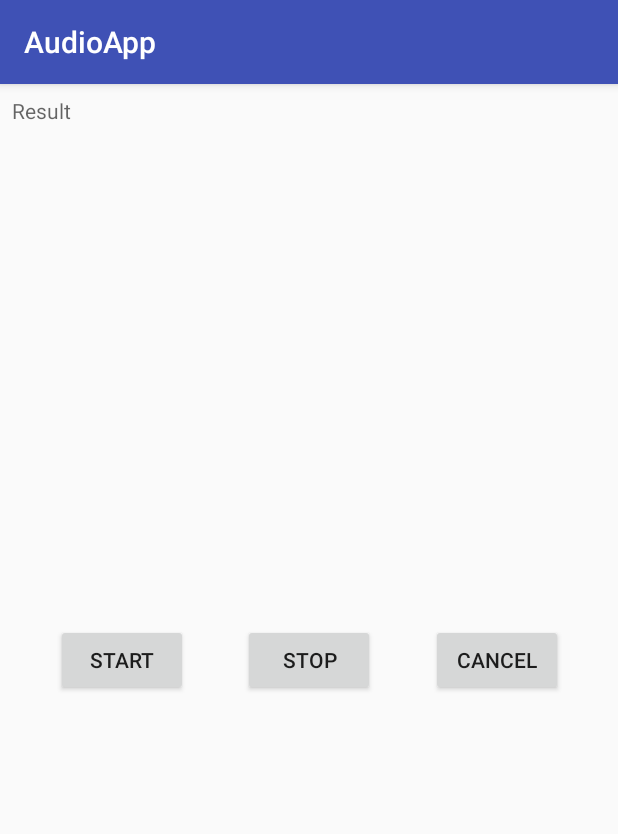
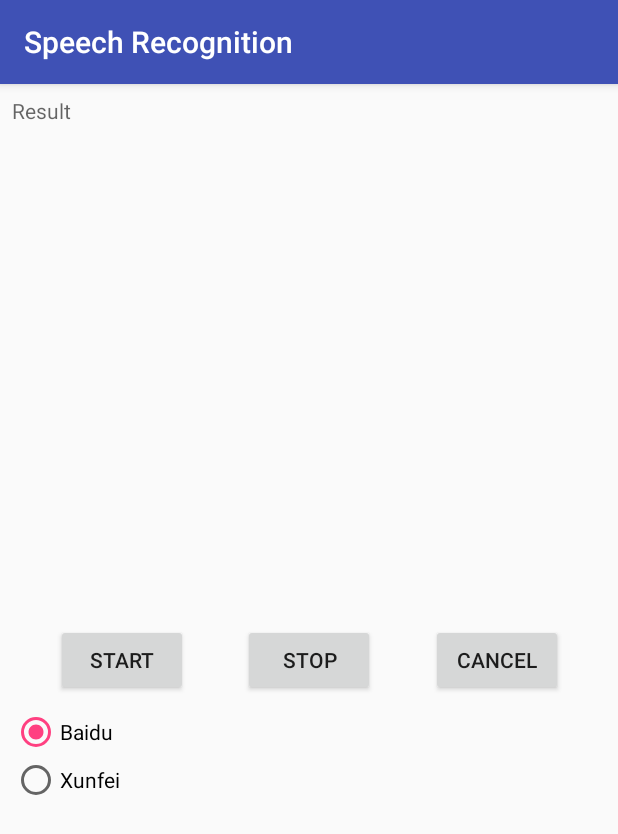
Before and after one commit to duanhong169/AudioMachine, an Android app: the SpeechRecognitionActivity screen opened directly, with no data from a screen before it, on a phone screen of 412 x 824 dp. Shown: the top 834 px of the screen. Run offline under Robolectric (Android 15) with nearby library versions, the phone set to English and light mode, and no system bars; our stand-ins replace ButterKnife, Timber; libraries missing offline, so code that uses them is left out: com.jakewharton.rxbinding2, com.tbruyelle.rxpermissions2; 2 statements that could not run were skipped.

Commit message:
Use Baidu REST API to implement speech recognition http://yuyin.baidu.com/docs/asr/55

```diff
--- a/app/src/main/java/top/defaults/audioapp/PcmRecordActivity.java
+++ b/app/src/main/java/top/defaults/audioapp/PcmRecordActivity.java
@@ -47,6 +47,7 @@ public class PcmRecordActivity extends AppCompatActivity {
         super.onCreate(savedInstanceState);
         setContentView(R.layout.activity_audio);
         ButterKnife.bind(this);
+        setTitle(R.string.pcm_recorder);
 
         rxPermissions = new RxPermissions(this);
         RxView.clicks(findViewById(R.id.start))
--- a/app/src/main/java/top/defaults/audioapp/SpeechRecognitionActivity.java
+++ b/app/src/main/java/top/defaults/audioapp/SpeechRecognitionActivity.java
@@ -5,6 +5,8 @@ import android.annotation.SuppressLint;
 import android.os.Bundle;
 import android.os.Environment;
 import android.support.v7.app.AppCompatActivity;
+import android.view.View;
+import android.widget.RadioGroup;
 import android.widget.TextView;
 import android.widget.Toast;
 
@@ -18,6 +20,7 @@ import butterknife.BindView;
 import butterknife.ButterKnife;
 import butterknife.OnClick;
 import timber.log.Timber;
+import top.defaults.audio.AudioProcessorDelegate;
 import top.defaults.audio.Error;
 import top.defaults.audio.Keys;
 import top.defaults.audio.SpeechRecognizer;
@@ -28,6 +31,7 @@ public class SpeechRecognitionActivity extends AppCompatActivity {
     RxPermissions rxPermissions;
 
     @BindView(R.id.result) TextView result;
+    @BindView(R.id.delegateChooser) RadioGroup delegateChooser;
 
     @OnClick(R.id.stop) void stop() {
         if (speechRecognizer != null) {
@@ -46,6 +50,8 @@ public class SpeechRecognitionActivity extends AppCompatActivity {
         super.onCreate(savedInstanceState);
         setContentView(R.layout.activity_audio);
         ButterKnife.bind(this);
+        setTitle(R.string.speech_recognition);
+        delegateChooser.setVisibility(View.VISIBLE);
 
         rxPermissions = new RxPermissions(this);
         RxView.clicks(findViewById(R.id.start))
@@ -119,7 +125,7 @@ public class SpeechRecognitionActivity extends AppCompatActivity {
                         params.put(Keys.PACKAGE_SIZE, 4000);
                         params.put(Keys.THREAD_COUNT, 5);
                         params.put(Keys.SAVE_RAW_AUDIO_PATH, Environment.getExternalStorageDirectory().getPath() + "/0/dev/1.pcm");
-                        params.put(Keys.AUDIO_PROCESSOR_DELEGATE, new XunfeiAPDelegate());
+                        params.put(Keys.AUDIO_PROCESSOR_DELEGATE, chooseDelegate());
                         speechRecognizer.startListening(params);
                     }
                 });
@@ -132,4 +138,16 @@ public class SpeechRecognitionActivity extends AppCompatActivity {
         }
         super.onPause();
     }
+
+    private AudioProcessorDelegate chooseDelegate() {
+        switch (delegateChooser.getCheckedRadioButtonId()) {
+            case R.id.useBaidu:
+                break;
+            case R.id.useXunfei:
+                return new XunfeiAPDelegate();
+            default:
+                break;
+        }
+        return new BaiduAPDelegate();
+    }
 }
--- a/app/src/main/res/layout/activity_audio.xml
+++ b/app/src/main/res/layout/activity_audio.xml
@@ -51,4 +51,31 @@
         app:layout_constraintStart_toStartOf="parent"
         app:layout_constraintTop_toTopOf="parent"/>
 
+    <RadioGroup
+        android:id="@+id/delegateChooser"
+        android:layout_width="wrap_content"
+        android:layout_height="wrap_content"
+        android:layout_marginLeft="8dp"
+        android:layout_marginStart="8dp"
+        android:layout_marginTop="8dp"
+        android:checkedButton="@id/useBaidu"
+        android:visibility="gone"
+        app:layout_constraintStart_toStartOf="parent"
+        app:layout_constraintTop_toBottomOf="@+id/start">
+
+        <RadioButton
+            android:id="@+id/useBaidu"
+            android:layout_width="wrap_content"
+            android:layout_height="wrap_content"
+            android:layout_weight="1"
+            android:text="@string/baidu"/>
+
+        <RadioButton
+            android:id="@+id/useXunfei"
+            android:layout_width="wrap_content"
+            android:layout_height="wrap_content"
+            android:layout_weight="1"
+            android:text="@string/xunfei"/>
+    </RadioGroup>
+
 </android.support.constraint.ConstraintLayout>
--- a/app/src/main/res/layout/activity_main.xml
+++ b/app/src/main/res/layout/activity_main.xml
@@ -11,7 +11,7 @@
         android:id="@+id/activity1"
         android:layout_width="match_parent"
         android:layout_height="wrap_content"
-        android:text="@string/activity1"
+        android:text="@string/pcm_recorder"
         app:layout_constraintRight_toRightOf="parent"
         app:layout_constraintLeft_toLeftOf="parent"
         app:layout_constraintTop_toTopOf="parent"/>
@@ -20,7 +20,7 @@
         android:id="@+id/activity2"
         android:layout_width="match_parent"
         android:layout_height="wrap_content"
-        android:text="@string/activity2"
+        android:text="@string/speech_recognition"
         app:layout_constraintRight_toRightOf="parent"
         app:layout_constraintLeft_toLeftOf="parent"
         app:layout_constraintTop_toBottomOf="@+id/activity1"/>
--- a/app/src/main/res/values/strings.xml
+++ b/app/src/main/res/values/strings.xml
@@ -5,7 +5,9 @@
     <string name="cancel">Cancel</string>
     <string name="result">Result</string>
     <string name="pending_result">Pending result…</string>
-    <string name="activity1">Pcm Recorder</string>
-    <string name="activity2">Speech Recognition</string>
+    <string name="pcm_recorder">Pcm Recorder</string>
+    <string name="speech_recognition">Speech Recognition</string>
     <string name="waiting">Waiting…</string>
+    <string name="baidu">Baidu</string>
+    <string name="xunfei">Xunfei</string>
 </resources>
```
Also changed, not shown: app/src/main/java/top/defaults/audioapp/BaiduAPDelegate.java (added, +111 -0 lines), app/src/main/java/top/defaults/audioapp/XunfeiAPDelegate.java (+2 -18 lines), audio/src/main/java/top/defaults/audio/OneShotDelegate.java (added, +24 -0 lines).
